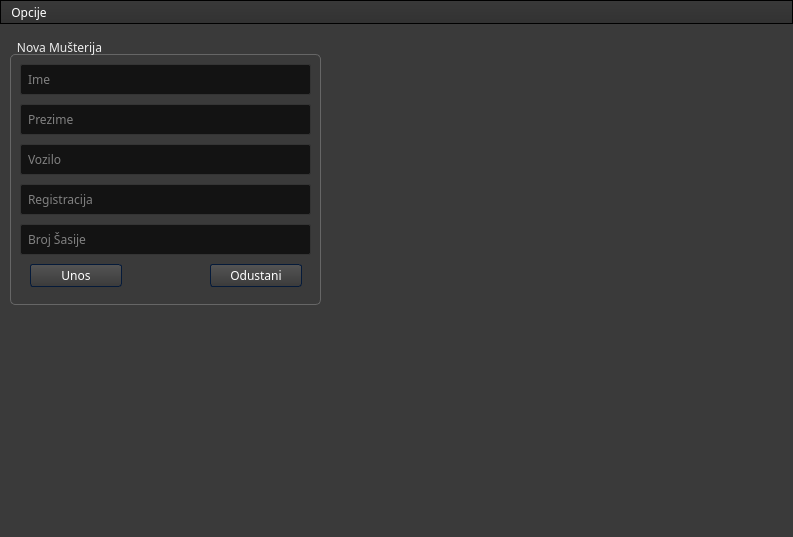
The window that untitled.ui (4ntim4tter/Budget-Flow) describes before a commit, drawn with Qt 5.
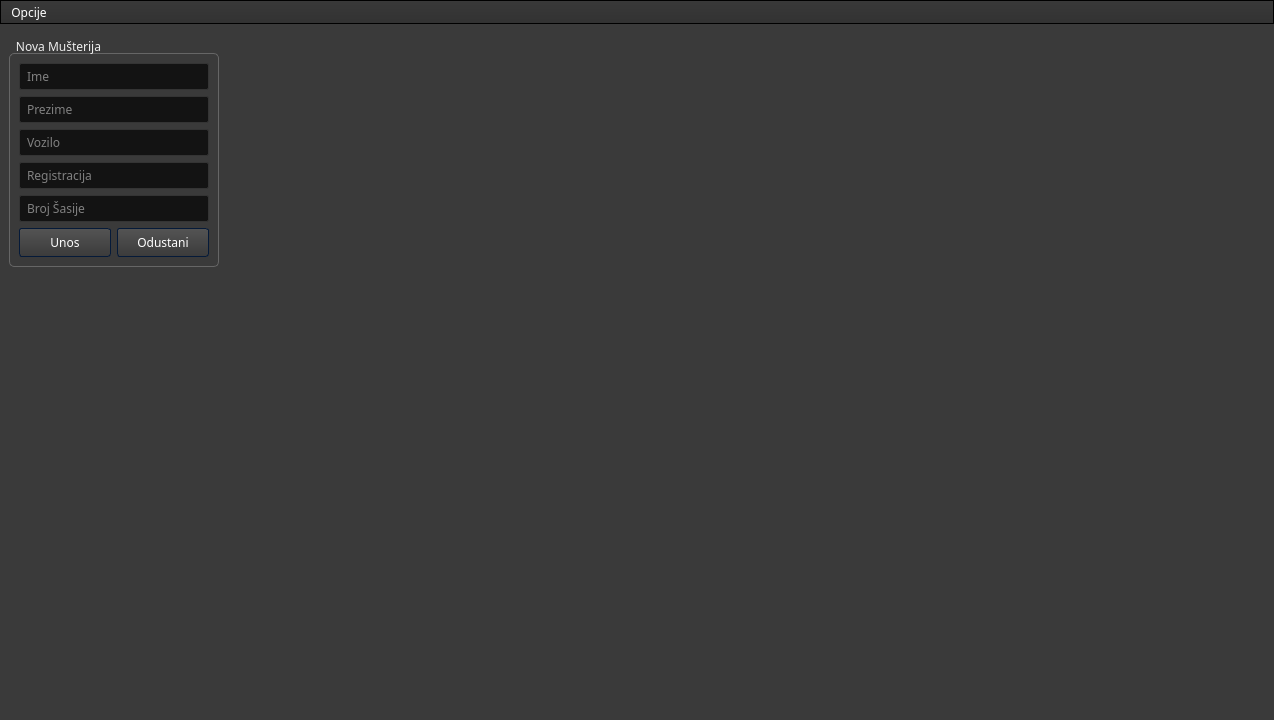
The same window after the commit. Icons and pictures are not drawn.

What changed in the file:
```diff
--- a/untitled.ui
+++ b/untitled.ui
@@ -9,8 +9,8 @@
    <rect>
     <x>0</x>
     <y>0</y>
-    <width>793</width>
-    <height>537</height>
+    <width>1274</width>
+    <height>720</height>
    </rect>
   </property>
   <property name="minimumSize">
@@ -21,10 +21,15 @@
   </property>
   <property name="maximumSize">
    <size>
-    <width>1920</width>
-    <height>1080</height>
+    <width>1274</width>
+    <height>720</height>
    </size>
   </property>
+  <property name="font">
+   <font>
+    <family>Audiowide</family>
+   </font>
+  </property>
   <property name="windowTitle">
    <string>Budget Flow</string>
   </property>
@@ -1019,15 +1024,9 @@
 </string>
   </property>
   <widget class="QWidget" name="centralwidget">
+   <layout class="QFormLayout" name="formLayout">
+    <item row="0" column="0">
    <widget class="QGroupBox" name="customer_entry_box">
-    <property name="geometry">
-     <rect>
-      <x>10</x>
-      <y>10</y>
-      <width>311</width>
-      <height>271</height>
-     </rect>
-    </property>
     <property name="font">
      <font>
       <family>Audiowide</family>
@@ -1046,34 +1045,9 @@
     <property name="checkable">
      <bool>false</bool>
     </property>
-    <widget class="QLineEdit" name="add_customer_surname">
-     <property name="geometry">
-      <rect>
-       <x>10</x>
-       <y>70</y>
-       <width>291</width>
-       <height>31</height>
-      </rect>
-     </property>
-     <property name="font">
-      <font>
-       <family>Audiowide</family>
-       <pointsize>9</pointsize>
-      </font>
-     </property>
-     <property name="placeholderText">
-      <string>Prezime</string>
-     </property>
-    </widget>
+      <layout class="QGridLayout" name="gridLayout">
+       <item row="0" column="0" colspan="2">
     <widget class="QLineEdit" name="add_customer_name">
-     <property name="geometry">
-      <rect>
-       <x>10</x>
-       <y>30</y>
-       <width>291</width>
-       <height>31</height>
-      </rect>
-     </property>
      <property name="font">
       <font>
        <family>Audiowide</family>
@@ -1084,15 +1058,22 @@
       <string>Ime</string>
      </property>
     </widget>
+       </item>
+       <item row="1" column="0" colspan="2">
+        <widget class="QLineEdit" name="add_customer_surname">
+         <property name="font">
+          <font>
+           <family>Audiowide</family>
+           <pointsize>9</pointsize>
+          </font>
+         </property>
+         <property name="placeholderText">
+          <string>Prezime</string>
+         </property>
+        </widget>
+       </item>
+       <item row="2" column="0" colspan="2">
     <widget class="QLineEdit" name="add_customer_vehicle">
-     <property name="geometry">
-      <rect>
-       <x>10</x>
-       <y>110</y>
-       <width>291</width>
-       <height>31</height>
-      </rect>
-     </property>
      <property name="font">
       <font>
        <family>Audiowide</family>
@@ -1106,15 +1087,9 @@
       <string>Vozilo</string>
      </property>
     </widget>
+       </item>
+       <item row="3" column="0" colspan="2">
     <widget class="QLineEdit" name="add_customer_registration">
-     <property name="geometry">
-      <rect>
-       <x>10</x>
-       <y>150</y>
-       <width>291</width>
-       <height>31</height>
-      </rect>
-     </property>
      <property name="font">
       <font>
        <family>Audiowide</family>
@@ -1131,15 +1106,9 @@
       <string>Registracija</string>
      </property>
     </widget>
+       </item>
+       <item row="4" column="0" colspan="2">
     <widget class="QLineEdit" name="add_customer_chasis">
-     <property name="geometry">
-      <rect>
-       <x>10</x>
-       <y>190</y>
-       <width>291</width>
-       <height>31</height>
-      </rect>
-     </property>
      <property name="font">
       <font>
        <family>Audiowide</family>
@@ -1156,15 +1125,9 @@
       <string>Broj Šasije</string>
      </property>
     </widget>
+       </item>
+       <item row="5" column="0">
     <widget class="QPushButton" name="save_new_customer_button">
-     <property name="geometry">
-      <rect>
-       <x>20</x>
-       <y>230</y>
-       <width>92</width>
-       <height>23</height>
-      </rect>
-     </property>
      <property name="font">
       <font>
        <family>Audiowide</family>
@@ -1175,15 +1138,9 @@
       <string>Unos</string>
      </property>
     </widget>
+       </item>
+       <item row="5" column="1">
     <widget class="QPushButton" name="cancel_new_customer_button">
-     <property name="geometry">
-      <rect>
-       <x>200</x>
-       <y>230</y>
-       <width>92</width>
-       <height>23</height>
-      </rect>
-     </property>
      <property name="font">
       <font>
        <family>Audiowide</family>
@@ -1194,7 +1151,11 @@
       <string>Odustani</string>
      </property>
     </widget>
-   </widget>
+       </item>
+      </layout>
+     </widget>
+    </item>
+   </layout>
   </widget>
   <widget class="QStatusBar" name="statusBar"/>
   <widget class="QMenuBar" name="menu_bar">
@@ -1202,7 +1163,7 @@
     <rect>
      <x>0</x>
      <y>0</y>
-     <width>793</width>
+     <width>1274</width>
      <height>23</height>
     </rect>
    </property>
```
Lines whose indentation alone changed are shown as unchanged.
